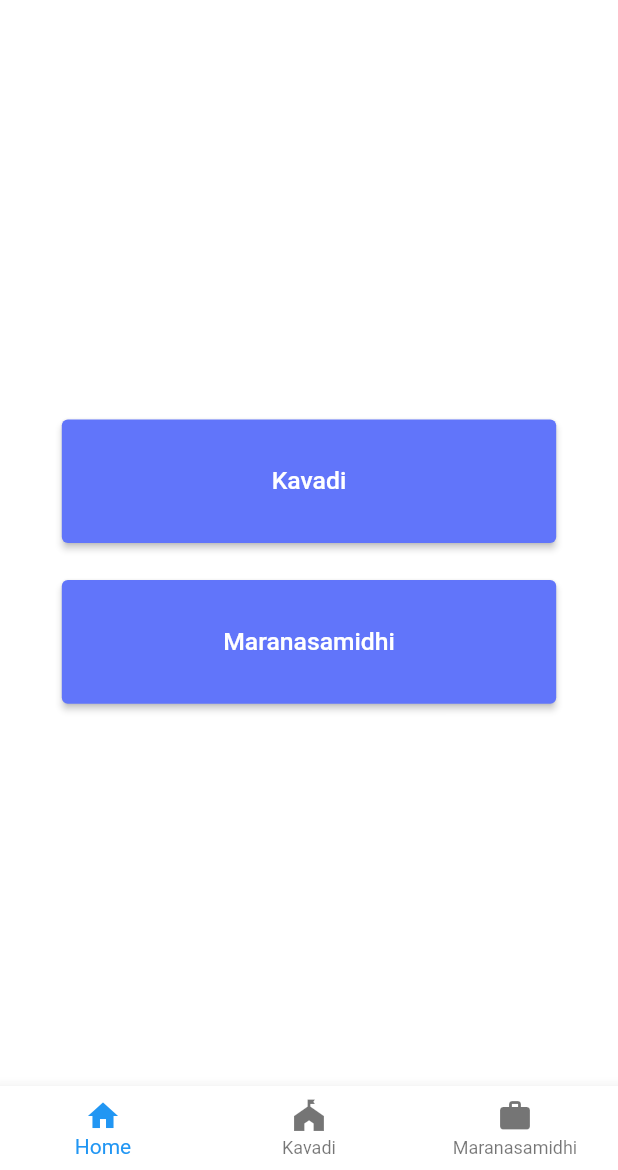
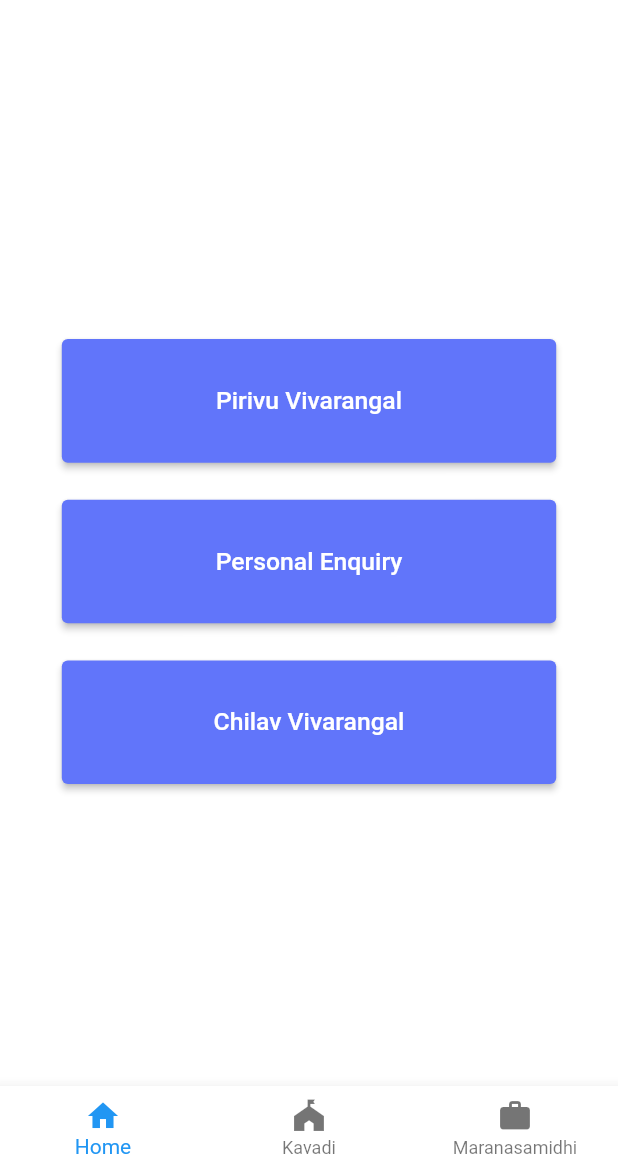
Before and after one commit to JishnuThazhath/balasamajam, a Flutter app: the HomeScreen screen opened by its route, after a tap on "Maranasamidhi", on a phone screen of 412 x 824 dp, the part 66-1236 px from its top. Run offline on Flutter 3.47's test engine with Material 2 defaults, Android fonts, the light colour scheme and no system bars; Roboto replaces fonts that are missing (Trueno).

Commit message:
Jishnu | Added maranasamidhi screen

```diff
--- a/lib/components/template.dart
+++ b/lib/components/template.dart
@@ -2,6 +2,7 @@ import 'package:balasamajam/components/user_login_info.dart';
 import 'package:balasamajam/responsive.dart';
 import 'package:balasamajam/screens/home/home_screen.dart';
 import 'package:balasamajam/screens/kavadi/kavadi_home.dart';
+import 'package:balasamajam/screens/maranasamidhi/maranasamidhi_home.dart';
 import 'package:flutter/material.dart';
 
 class Template extends StatelessWidget {
@@ -18,7 +19,7 @@ class Template extends StatelessWidget {
           child: Column(
             mainAxisAlignment: MainAxisAlignment.center,
             children: [
-              UserLoginInfo(),
+              const UserLoginInfo(),
               SizedBox(height: Responsive.blockSizeVertical * 30),
               Expanded(child: child)
             ],
@@ -39,6 +40,7 @@ class Template extends StatelessWidget {
   }
 
   _bottomNavigationBarClickEvent(int idx, BuildContext context) {
+    //todo : if the screen already the selected screen then do nothing. this will avoid the exra animation.
     String routeName = HomeScreen.routeName;
 
     switch (idx) {
@@ -49,7 +51,7 @@ class Template extends StatelessWidget {
         break;
       case 2:
         {
-          routeName = HomeScreen.routeName;
+          routeName = MaranasamidhiHome.routeName;
         }
         break;
     }
--- a/lib/routes.dart
+++ b/lib/routes.dart
@@ -2,8 +2,7 @@ import 'package:balasamajam/screens/enquiry/person_enquiry.dart';
 import 'package:balasamajam/screens/home/home_screen.dart';
 import 'package:balasamajam/screens/kavadi/kavadi_home.dart';
 import 'package:balasamajam/screens/login/login.dart';
-import 'package:balasamajam/screens/pirivu/pirivu_details.dart';
-import 'package:balasamajam/screens/pirivu/weekly_pirivu_details.dart';
+import 'package:balasamajam/screens/maranasamidhi/maranasamidhi_home.dart';
 import 'package:balasamajam/screens/splash/splash_screen.dart';
 import 'package:flutter/material.dart';
 
@@ -13,6 +12,7 @@ Map<String, WidgetBuilder> routes = {
   HomeScreen.routeName: (context) => const HomeScreen(),
   PersonEnquiry.routeName: (context) => PersonEnquiry(),
   KavadiHome.routeName: (context) => const KavadiHome(),
-  PirivuDetails.routeName: (context) => PirivuDetails(),
+  // PirivuDetails.routeName: (context) => PirivuDetails(),
   //WeeklyPirivuDetails.routeName: (context) => WeeklyPirivuDetails(),
+  MaranasamidhiHome.routeName: (context) => const MaranasamidhiHome(),
 };
--- a/lib/screens/home/home_screen.dart
+++ b/lib/screens/home/home_screen.dart
@@ -2,6 +2,7 @@ import 'package:balasamajam/components/template.dart';
 import 'package:balasamajam/configs/local_theme_data.dart';
 import 'package:balasamajam/responsive.dart';
 import 'package:balasamajam/screens/kavadi/kavadi_home.dart';
+import 'package:balasamajam/screens/maranasamidhi/maranasamidhi_home.dart';
 import 'package:flutter/material.dart';
 
 class HomeScreen extends StatelessWidget {
@@ -21,8 +22,8 @@ class HomeScreen extends StatelessWidget {
               height: Responsive.blockSizeVertical * 100,
               child: ElevatedButton(
                 onPressed: () => _kavadi(context),
+                style: LocalThemeData.buttonPrimartColor,
                 child: Text("Kavadi", style: LocalThemeData.buttonText),
-                style: LocalThemeData.buttonPrimartColor,
               ),
             ),
             SizedBox(height: Responsive.blockSizeVertical * 30),
@@ -31,8 +32,8 @@ class HomeScreen extends StatelessWidget {
               height: Responsive.blockSizeVertical * 100,
               child: ElevatedButton(
                 onPressed: () => _maranasamidhi(context),
+                style: LocalThemeData.buttonPrimartColor,
                 child: Text("Maranasamidhi", style: LocalThemeData.buttonText),
-                style: LocalThemeData.buttonPrimartColor,
               ),
             ),
           ],
@@ -41,7 +42,9 @@ class HomeScreen extends StatelessWidget {
     );
   }
 
-  _maranasamidhi(BuildContext context) {}
+  _maranasamidhi(BuildContext context) {
+    Navigator.pushNamed(context, MaranasamidhiHome.routeName);
+  }
 
   _kavadi(BuildContext context) {
     Navigator.pushNamed(context, KavadiHome.routeName);
--- /dev/null
+++ b/lib/screens/maranasamidhi/maranasamidhi_home.dart
@@ -0,0 +1,63 @@
+import 'package:balasamajam/components/template.dart';
+import 'package:balasamajam/configs/local_theme_data.dart';
+import 'package:balasamajam/responsive.dart';
+import 'package:balasamajam/screens/pirivu/pirivu_details.dart';
+import 'package:flutter/material.dart';
+
+class MaranasamidhiHome extends StatelessWidget {
+  const MaranasamidhiHome({super.key});
+
+  static const String routeName = "MaranasamidhiHome";
+
+  @override
+  Widget build(BuildContext context) {
+    return Template(
+      child: Center(
+          child: Column(
+        mainAxisAlignment: MainAxisAlignment.center,
+        children: [
+          SizedBox(
+            width: Responsive.blockSizeHorizontal * 800,
+            height: Responsive.blockSizeVertical * 100,
+            child: ElevatedButton(
+                onPressed: () => _pirivu_details(context),
+                style: LocalThemeData.buttonPrimartColor,
+                child: Text("Pirivu Vivarangal",
+                    style: LocalThemeData.buttonText)),
+          ),
+          SizedBox(height: Responsive.blockSizeVertical * 30),
+          SizedBox(
+            width: Responsive.blockSizeHorizontal * 800,
+            height: Responsive.blockSizeVertical * 100,
+            child: ElevatedButton(
+                onPressed: () => _personal_enquiry(context),
+                style: LocalThemeData.buttonPrimartColor,
+                child:
+                    Text("Personal Enquiry", style: LocalThemeData.buttonText)),
+          ),
+          SizedBox(height: Responsive.blockSizeVertical * 30),
+          SizedBox(
+            width: Responsive.blockSizeHorizontal * 800,
+            height: Responsive.blockSizeVertical * 100,
+            child: ElevatedButton(
+                onPressed: () => _chilav_details(context),
+                style: LocalThemeData.buttonPrimartColor,
+                child: Text("Chilav Vivarangal",
+                    style: LocalThemeData.buttonText)),
+          ),
+        ],
+      )),
+    );
+  }
+
+  _pirivu_details(BuildContext context) {
+    Navigator.push(
+        context,
+        MaterialPageRoute(
+            builder: (context) => PirivuDetails(title: 'Maranasamidhi')));
+  }
+
+  _personal_enquiry(BuildContext context) {}
+
+  _chilav_details(BuildContext context) {}
+}
--- a/lib/screens/pirivu/weekly_pirivu_details.dart
+++ b/lib/screens/pirivu/weekly_pirivu_details.dart
@@ -6,7 +6,8 @@ import 'package:flutter/material.dart';
 
 class WeeklyPirivuDetails extends StatefulWidget {
   String week;
-  WeeklyPirivuDetails({super.key, required this.week});
+  String title;
+  WeeklyPirivuDetails({super.key, required this.week, required this.title});
 
   static const String routeName = "WeeklyPirivuDetails";
 
@@ -21,7 +22,7 @@ class _WeeklyPirivuDetailsState extends State<WeeklyPirivuDetails> {
       child: Column(
         mainAxisAlignment: MainAxisAlignment.center,
         children: [
-          Text("Kavadi - Weekly Pirivu Vivarangal",
+          Text("${widget.title} - Weekly Pirivu Vivarangal",
               style: LocalThemeData.subTitle),
           SizedBox(height: Responsive.blockSizeHorizontal * 30),
           Text("Week : ${widget.week}", style: LocalThemeData.subTitle),
```
Also changed, not shown: lib/screens/kavadi/kavadi_home.dart (+10 -5 lines), lib/screens/login/login.dart (+3 -6 lines), lib/screens/pirivu/pirivu_details.dart (+9 -3 lines).
